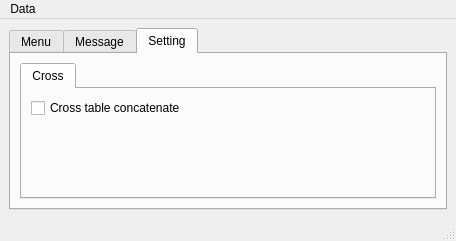
Above: src/lite/ui_mainwindow.ui from mugwort-rc/qsurveytools before the change. Below: the same form after it.
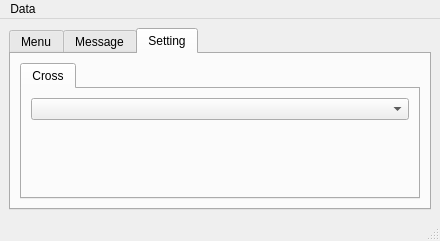
That is the form after the change. The open tabs and pages were chosen to show the change.

```diff
--- a/src/lite/ui_mainwindow.ui
+++ b/src/lite/ui_mainwindow.ui
@@ -6,7 +6,7 @@
    <rect>
     <x>0</x>
     <y>0</y>
-    <width>456</width>
+    <width>440</width>
     <height>236</height>
    </rect>
   </property>
@@ -151,12 +151,11 @@
             <string>Cross</string>
            </attribute>
            <layout class="QFormLayout" name="formLayout">
-            <item row="0" column="0">
-             <widget class="QCheckBox" name="checkBoxCrossTableConcatenate">
-              <property name="text">
-               <string>Cross table concatenate</string>
-              </property>
-             </widget>
+            <property name="fieldGrowthPolicy">
+             <enum>QFormLayout::AllNonFixedFieldsGrow</enum>
+            </property>
+            <item row="0" column="0" colspan="2">
+             <widget class="QComboBox" name="comboBoxCrossFormat"/>
             </item>
            </layout>
           </widget>
@@ -174,7 +173,7 @@
     <rect>
      <x>0</x>
      <y>0</y>
-     <width>456</width>
+     <width>440</width>
      <height>24</height>
     </rect>
    </property>
```
